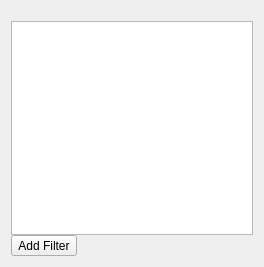
This is app/thumbnailviewpanel.ui in KDE/gwenview as Qt 5 draws it before an edit. The edited form follows.
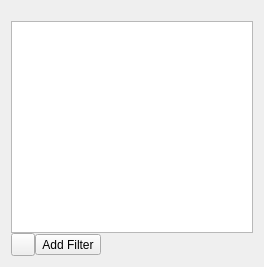
This is the edited form. Custom widgets are drawn as their Qt base class.

Commit message: Replace SplitterCollapser with a statusbar button

Patch:
```diff
--- a/app/thumbnailviewpanel.ui
+++ b/app/thumbnailviewpanel.ui
@@ -58,6 +58,9 @@
       <property name="margin">
        <number>0</number>
       </property>
+      <item>
+       <widget class="Gwenview::StatusBarToolButton" name="mToggleSideBarButton"/>
+      </item>
       <item>
        <widget class="Gwenview::StatusBarToolButton" name="mAddFilterButton">
         <property name="text">
```
Left out of the diff: 2 changed lines with no effect on the pictures. The commit also changes 8 other files.
